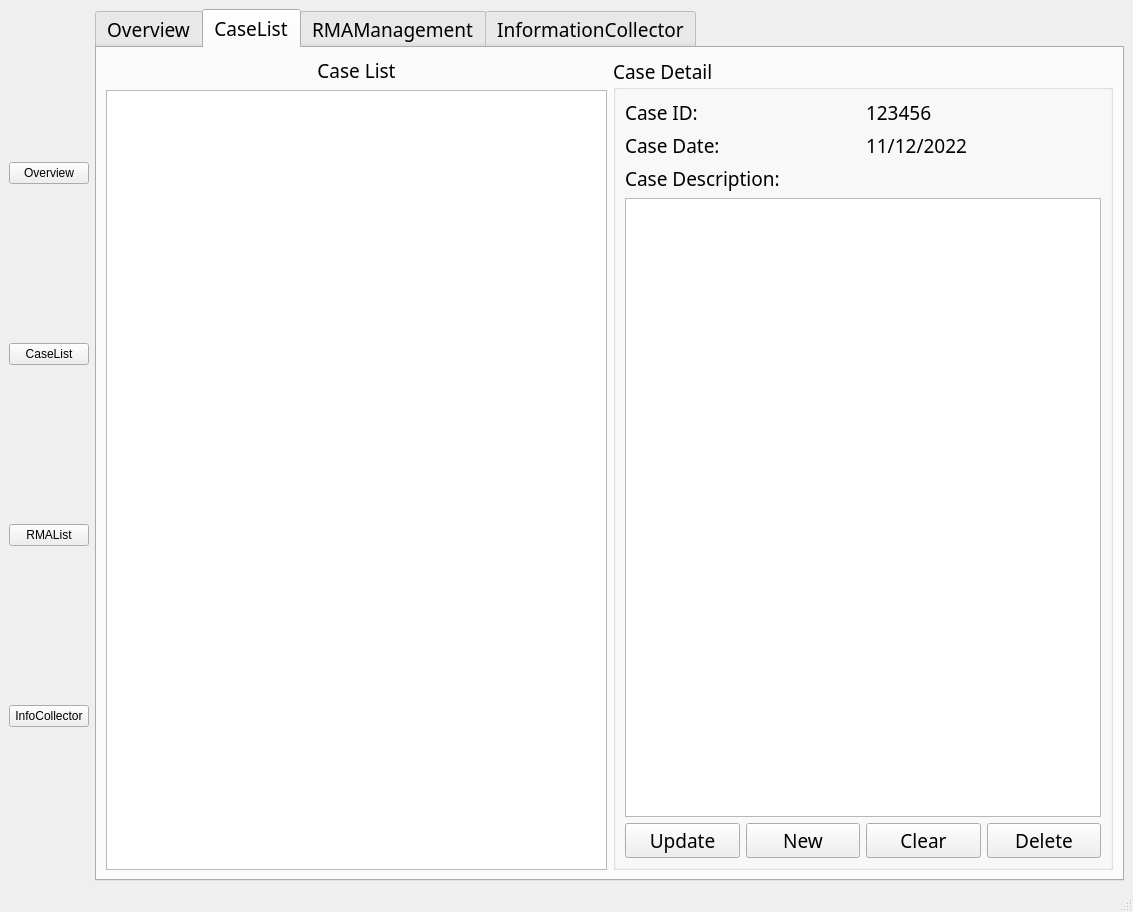
The window that main_ui.ui (swanduron/nvbug) describes before a commit, drawn with Qt 5.
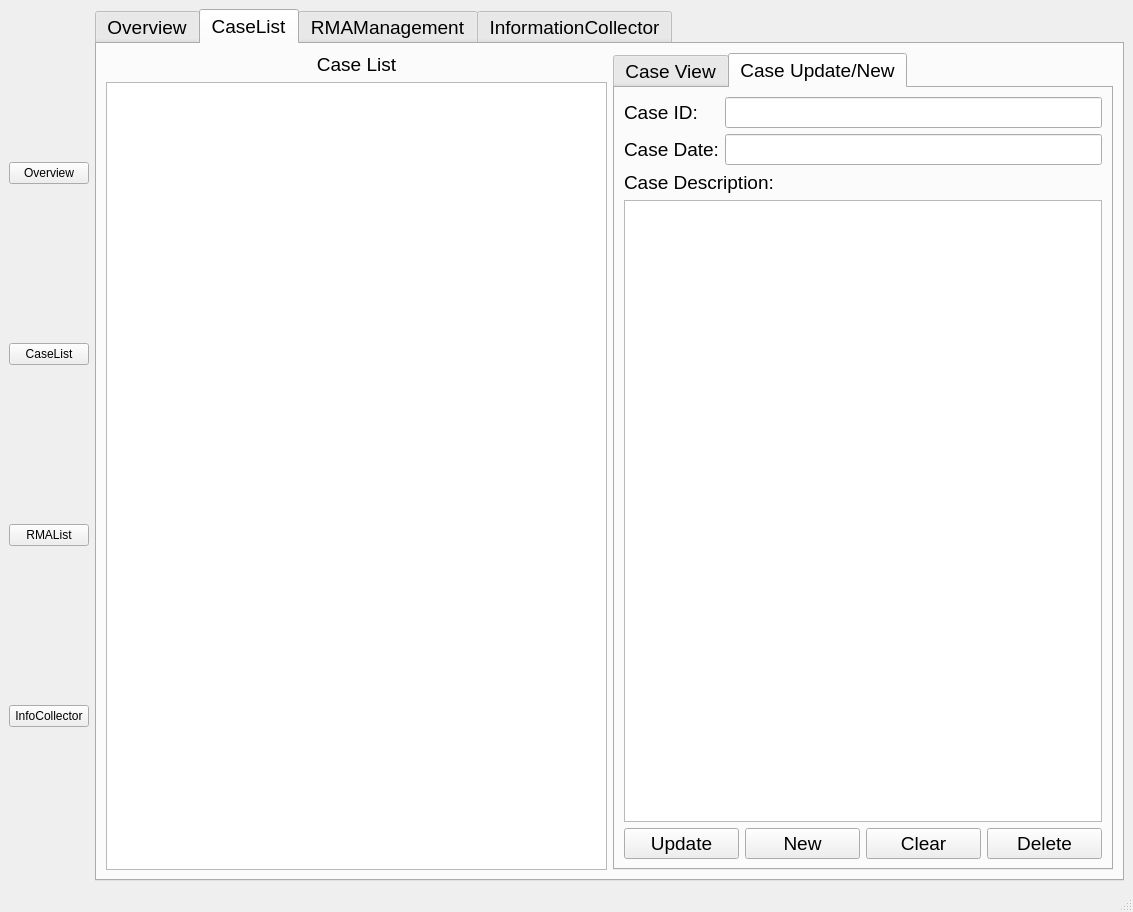
The same window after the commit. The open tabs and pages were chosen to show the change.

```diff
--- a/main_ui.ui
+++ b/main_ui.ui
@@ -51,7 +51,6 @@
      <widget class="QTabWidget" name="tabWidget">
       <property name="font">
        <font>
-        <family>Avenir</family>
         <pointsize>14</pointsize>
        </font>
       </property>
@@ -217,7 +216,7 @@
        <attribute name="title">
         <string>CaseList</string>
        </attribute>
-       <layout class="QHBoxLayout" name="horizontalLayout_5">
+       <layout class="QHBoxLayout" name="horizontalLayout_2">
         <item>
          <layout class="QVBoxLayout" name="verticalLayout_10">
           <item>
@@ -236,22 +235,26 @@
          </layout>
         </item>
         <item>
-         <widget class="QGroupBox" name="groupBox">
-          <property name="title">
-           <string>Case Detail</string>
+         <widget class="QTabWidget" name="tabWidget_5">
+          <property name="currentIndex">
+           <number>0</number>
           </property>
-          <layout class="QVBoxLayout" name="verticalLayout_11">
+          <widget class="QWidget" name="tab_3">
+           <attribute name="title">
+            <string>Case View</string>
+           </attribute>
+           <layout class="QVBoxLayout" name="verticalLayout_6">
            <item>
-            <layout class="QHBoxLayout" name="horizontalLayout_2">
+             <layout class="QHBoxLayout" name="horizontalLayout_5">
              <item>
-              <widget class="QLabel" name="label_18">
+               <widget class="QLabel" name="label_53">
                <property name="text">
                 <string>Case ID:</string>
                </property>
               </widget>
              </item>
              <item>
-              <widget class="QLabel" name="label_20">
+               <widget class="QLabel" name="label_55">
                <property name="text">
                 <string>123456</string>
                </property>
@@ -260,7 +263,7 @@
             </layout>
            </item>
            <item>
-            <layout class="QHBoxLayout" name="horizontalLayout_3">
+             <layout class="QHBoxLayout" name="horizontalLayout_17">
              <item>
               <widget class="QLabel" name="label_19">
                <property name="text">
@@ -278,40 +281,81 @@
             </layout>
            </item>
            <item>
-            <widget class="QLabel" name="label_22">
+             <widget class="QLabel" name="label_60">
              <property name="text">
               <string>Case Description:</string>
              </property>
             </widget>
            </item>
            <item>
-            <widget class="QPlainTextEdit" name="plainTextEdit"/>
-           </item>
+             <widget class="QPlainTextEdit" name="plainTextEdit_6"/>
+            </item>
+           </layout>
+          </widget>
+          <widget class="QWidget" name="tab_4">
+           <attribute name="title">
+            <string>Case Update/New</string>
+           </attribute>
+           <layout class="QVBoxLayout" name="verticalLayout_7">
            <item>
-            <layout class="QHBoxLayout" name="horizontalLayout_4">
+             <layout class="QGridLayout" name="gridLayout_5">
+              <item row="0" column="0">
+               <widget class="QLabel" name="label_61">
+                <property name="text">
+                 <string>Case ID:</string>
+                </property>
+               </widget>
+              </item>
+              <item row="0" column="1">
+               <widget class="QLineEdit" name="lineEdit_9"/>
+              </item>
+              <item row="1" column="0">
+               <widget class="QLabel" name="label_63">
+                <property name="text">
+                 <string>Case Date:</string>
+                </property>
+               </widget>
+              </item>
+              <item row="1" column="1">
+               <widget class="QLineEdit" name="lineEdit_10"/>
+              </item>
+             </layout>
+            </item>
              <item>
-              <widget class="QPushButton" name="pushButton_5">
+             <widget class="QLabel" name="label_65">
+              <property name="text">
+               <string>Case Description:</string>
+              </property>
+             </widget>
+            </item>
+            <item>
+             <widget class="QPlainTextEdit" name="plainTextEdit_7"/>
+            </item>
+            <item>
+             <layout class="QHBoxLayout" name="horizontalLayout_20">
+              <item>
+               <widget class="QPushButton" name="pushButton_20">
                <property name="text">
                 <string>Update</string>
                </property>
               </widget>
              </item>
              <item>
-              <widget class="QPushButton" name="pushButton_17">
+               <widget class="QPushButton" name="pushButton_21">
                <property name="text">
                 <string>New</string>
                </property>
               </widget>
              </item>
              <item>
-              <widget class="QPushButton" name="pushButton_6">
+               <widget class="QPushButton" name="pushButton_22">
                <property name="text">
                 <string>Clear</string>
                </property>
               </widget>
              </item>
              <item>
-              <widget class="QPushButton" name="pushButton_7">
+               <widget class="QPushButton" name="pushButton_23">
                <property name="text">
                 <string>Delete</string>
                </property>
@@ -321,10 +365,11 @@
            </item>
           </layout>
          </widget>
+         </widget>
         </item>
        </layout>
       </widget>
-      <widget class="QWidget" name="">
+      <widget class="QWidget" name="widget">
        <attribute name="title">
         <string>RMAManagement</string>
        </attribute>
```
Left out of the diff: 16 changed lines with no effect on the pictures. Lines whose indentation alone changed are shown as unchanged.
